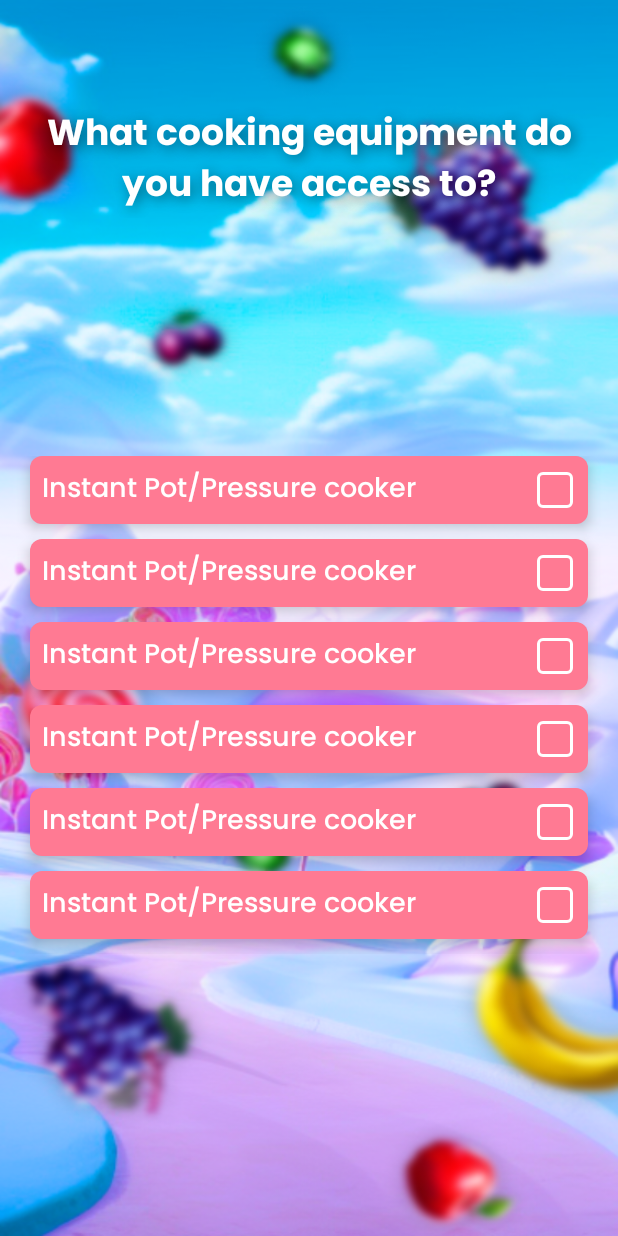
After one commit to lerapenguin11/TasteBonanza, an Android app: the layout fragment_create_equipment.xml on its own in the app's theme, with its tools: preview values and no code run, on a phone screen of 412 x 824 dp. The commit adds this screen. Run offline under Robolectric (Android 15) with nearby library versions, the phone set to English and light mode, and no system bars.

Commit message:
add fragment_create_equipment.xml

```diff
--- a/app/build.gradle
+++ b/app/build.gradle
@@ -69,4 +69,6 @@ dependencies {
     kapt "androidx.room:room-compiler:$room_version"
 
     implementation 'androidx.core:core-ktx:1.10.1'
+
+    implementation 'de.hdodenhof:circleimageview:3.1.0'
 }
--- /dev/null
+++ b/app/src/main/java/com/example/tastebonanza/presentation/CreateEquipmentFragment.kt
@@ -0,0 +1,25 @@
+package com.example.tastebonanza.presentation
+
+import android.os.Bundle
+import androidx.fragment.app.Fragment
+import android.view.LayoutInflater
+import android.view.View
+import android.view.ViewGroup
+import com.example.tastebonanza.R
+import com.example.tastebonanza.databinding.FragmentCreateEquipmentBinding
+import com.example.tastebonanza.databinding.FragmentSplashBinding
+
+class CreateEquipmentFragment : Fragment() {
+    private var _binding : FragmentCreateEquipmentBinding? = null
+    private val binding get() = _binding!!
+
+    override fun onCreateView(
+        inflater: LayoutInflater, container: ViewGroup?,
+        savedInstanceState: Bundle?
+    ): View? {
+
+        _binding = FragmentCreateEquipmentBinding.inflate(inflater, container, false)
+
+        return  binding.root
+    }
+}
--- /dev/null
+++ b/app/src/main/res/drawable/bg_equipment_item.xml
@@ -0,0 +1,6 @@
+<?xml version="1.0" encoding="utf-8"?>
+<shape xmlns:android="http://schemas.android.com/apk/res/android"
+    android:shape="rectangle">
+    <solid android:color="#FF7A93"/>
+    <corners android:radius="8dp"/>
+</shape>
--- /dev/null
+++ b/app/src/main/res/drawable/checkbox_selector.xml
@@ -0,0 +1,5 @@
+<?xml version="1.0" encoding="utf-8"?>
+<selector xmlns:android="http://schemas.android.com/apk/res/android">
+    <item android:drawable="@drawable/ic_checkbox_true" android:state_checked="true"/>
+    <item android:drawable="@drawable/ic_checkbox_false" android:state_checked="false"/>
+</selector>
--- /dev/null
+++ b/app/src/main/res/drawable/ic_checkbox_false.xml
@@ -0,0 +1,11 @@
+<vector xmlns:android="http://schemas.android.com/apk/res/android"
+    android:width="40dp"
+    android:height="40dp"
+    android:viewportWidth="40"
+    android:viewportHeight="40">
+  <path
+      android:pathData="M12,9L28,9A3,3 0,0 1,31 12L31,28A3,3 0,0 1,28 31L12,31A3,3 0,0 1,9 28L9,12A3,3 0,0 1,12 9z"
+      android:strokeWidth="2"
+      android:fillColor="#00000000"
+      android:strokeColor="#ffffff"/>
+</vector>
--- /dev/null
+++ b/app/src/main/res/drawable/ic_checkbox_true.xml
@@ -0,0 +1,23 @@
+<vector xmlns:android="http://schemas.android.com/apk/res/android"
+    android:width="40dp"
+    android:height="40dp"
+    android:viewportWidth="40"
+    android:viewportHeight="40">
+  <group>
+    <clip-path
+        android:pathData="M12,8L28,8A4,4 0,0 1,32 12L32,28A4,4 0,0 1,28 32L12,32A4,4 0,0 1,8 28L8,12A4,4 0,0 1,12 8z"/>
+    <path
+        android:pathData="M26.707,13.293C27.098,13.683 27.098,14.317 26.707,14.707L14.707,26.707C14.317,27.098 13.683,27.098 13.293,26.707C12.902,26.317 12.902,25.683 13.293,25.293L25.293,13.293C25.683,12.902 26.317,12.902 26.707,13.293Z"
+        android:fillColor="#ffffff"
+        android:fillType="evenOdd"/>
+    <path
+        android:pathData="M13.293,13.293C13.683,12.902 14.317,12.902 14.707,13.293L26.707,25.293C27.098,25.683 27.098,26.317 26.707,26.707C26.317,27.098 25.683,27.098 25.293,26.707L13.293,14.707C12.902,14.317 12.902,13.683 13.293,13.293Z"
+        android:fillColor="#ffffff"
+        android:fillType="evenOdd"/>
+  </group>
+  <path
+      android:pathData="M12,9L28,9A3,3 0,0 1,31 12L31,28A3,3 0,0 1,28 31L12,31A3,3 0,0 1,9 28L9,12A3,3 0,0 1,12 9z"
+      android:strokeWidth="2"
+      android:fillColor="#00000000"
+      android:strokeColor="#ffffff"/>
+</vector>
--- /dev/null
+++ b/app/src/main/res/layout/fragment_create_equipment.xml
@@ -0,0 +1,65 @@
+<?xml version="1.0" encoding="utf-8"?>
+<androidx.constraintlayout.widget.ConstraintLayout
+    xmlns:android="http://schemas.android.com/apk/res/android"
+    xmlns:app="http://schemas.android.com/apk/res-auto"
+    xmlns:tools="http://schemas.android.com/tools"
+    android:layout_width="match_parent"
+    android:layout_height="match_parent"
+    tools:context=".presentation.CreateEquipmentFragment">
+
+    <ImageView
+        android:id="@+id/imageView3"
+        android:layout_width="match_parent"
+        android:layout_height="match_parent"
+        android:src="@drawable/ic_fon1"
+        android:fitsSystemWindows="true"
+        android:preserveLegacyExternalStorage="true"
+        android:requestLegacyExternalStorage="true"
+        android:scaleType="fitXY"
+        app:layout_constraintBottom_toBottomOf="parent"
+        app:layout_constraintEnd_toEndOf="parent"
+        app:layout_constraintStart_toStartOf="parent"
+        app:layout_constraintTop_toTopOf="parent" />
+
+    <TextView
+        android:id="@+id/tv_title"
+        android:layout_width="0dp"
+        android:layout_height="wrap_content"
+        android:text="@string/create_account1"
+        android:fontFamily="@font/poppins_bold"
+        android:shadowColor="@color/black2"
+        android:shadowDx="3"
+        android:shadowDy="3"
+        android:shadowRadius="10"
+        android:textColor="@color/white"
+        android:textSize="24sp"
+        android:gravity="center"
+        android:layout_marginStart="20dp"
+        android:layout_marginEnd="20dp"
+        android:layout_marginTop="70dp"
+        app:layout_constraintEnd_toEndOf="parent"
+        app:layout_constraintStart_toStartOf="parent"
+        app:layout_constraintTop_toTopOf="parent" />
+
+    <androidx.recyclerview.widget.RecyclerView
+        android:id="@+id/rv_equipment"
+        android:layout_width="0dp"
+        android:layout_height="wrap_content"
+        tools:listitem="@layout/item_equipment"
+        tools:itemCount="9"
+        app:layout_constraintBottom_toTopOf="@+id/constraintLayout"
+        app:layout_constraintEnd_toEndOf="parent"
+        app:layout_constraintStart_toStartOf="parent"
+        app:layout_constraintTop_toBottomOf="@+id/tv_title" />
+
+    <androidx.constraintlayout.widget.ConstraintLayout
+        android:id="@+id/constraintLayout"
+        android:layout_width="match_parent"
+        android:layout_height="wrap_content"
+        android:paddingBottom="30dp"
+        app:layout_constraintBottom_toBottomOf="parent"
+        app:layout_constraintEnd_toEndOf="parent"
+        app:layout_constraintStart_toStartOf="parent">
+
+    </androidx.constraintlayout.widget.ConstraintLayout>
+</androidx.constraintlayout.widget.ConstraintLayout>
--- a/app/src/main/res/layout/fragment_on_boarding.xml
+++ b/app/src/main/res/layout/fragment_on_boarding.xml
@@ -56,6 +56,8 @@
             android:shadowDx="2"
             android:shadowDy="2"
             android:shadowRadius="10"
+            android:paddingStart="30dp"
+            android:paddingEnd="30dp"
             android:text="@string/text_onboarding"
             android:textColor="@color/white"
             android:textSize="18sp"
@@ -76,7 +78,7 @@
         android:shadowDy="5"
         android:shadowRadius="10"
         android:textSize="14sp"
-        android:layout_marginBottom="30dp"
+        android:layout_marginBottom="60dp"
         app:layout_constraintBottom_toBottomOf="parent"
         app:layout_constraintEnd_toEndOf="parent"
         app:layout_constraintStart_toStartOf="parent" />
--- /dev/null
+++ b/app/src/main/res/layout/item_equipment.xml
@@ -0,0 +1,38 @@
+<?xml version="1.0" encoding="utf-8"?>
+<androidx.constraintlayout.widget.ConstraintLayout
+    xmlns:android="http://schemas.android.com/apk/res/android"
+    xmlns:app="http://schemas.android.com/apk/res-auto"
+    xmlns:tools="http://schemas.android.com/tools"
+    android:layout_width="match_parent"
+    android:layout_height="45dp"
+    android:background="@drawable/bg_equipment_item"
+    android:paddingStart="8dp"
+    android:paddingEnd="2dp"
+    android:elevation="5dp"
+    android:layout_marginStart="20dp"
+    android:layout_marginEnd="20dp"
+    android:layout_marginBottom="10dp">
+
+    <TextView
+        android:id="@+id/tv_equipment"
+        android:layout_width="wrap_content"
+        android:layout_height="wrap_content"
+        tools:text="Instant Pot/Pressure cooker"
+        android:textColor="@color/white"
+        android:fontFamily="@font/poppins_medium"
+        android:textSize="18sp"
+        app:layout_constraintBottom_toBottomOf="parent"
+        app:layout_constraintStart_toStartOf="parent"
+        app:layout_constraintTop_toTopOf="parent" />
+
+    <androidx.appcompat.widget.AppCompatCheckBox
+        android:id="@+id/checkBox"
+        android:layout_width="wrap_content"
+        android:layout_height="wrap_content"
+        android:button="@drawable/checkbox_selector"
+        android:minWidth="0dp"
+        android:minHeight="0dp"
+        app:layout_constraintBottom_toBottomOf="parent"
+        app:layout_constraintEnd_toEndOf="parent"
+        app:layout_constraintTop_toTopOf="parent" />
+</androidx.constraintlayout.widget.ConstraintLayout>
--- a/app/src/main/res/values/strings.xml
+++ b/app/src/main/res/values/strings.xml
@@ -6,4 +6,5 @@
     <string name="text_onboarding">Using state-of-the-art natural language processing, it suggests personalized recipes based on your preferences, dietary needs, and available ingredients.</string>
     <string name="skip_for_now">skip for now</string>
     <string name="let_s_begin">Let’s Begin!</string>
+    <string name="create_account1">What cooking equipment do you have access to?</string>
 </resources>
```
